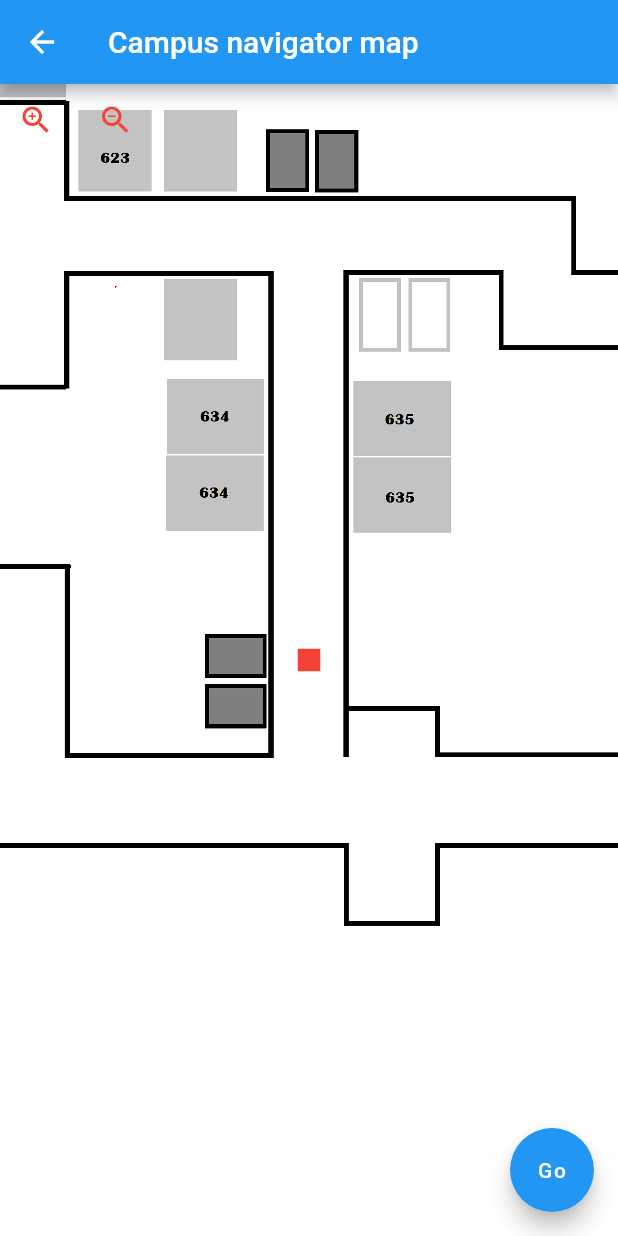
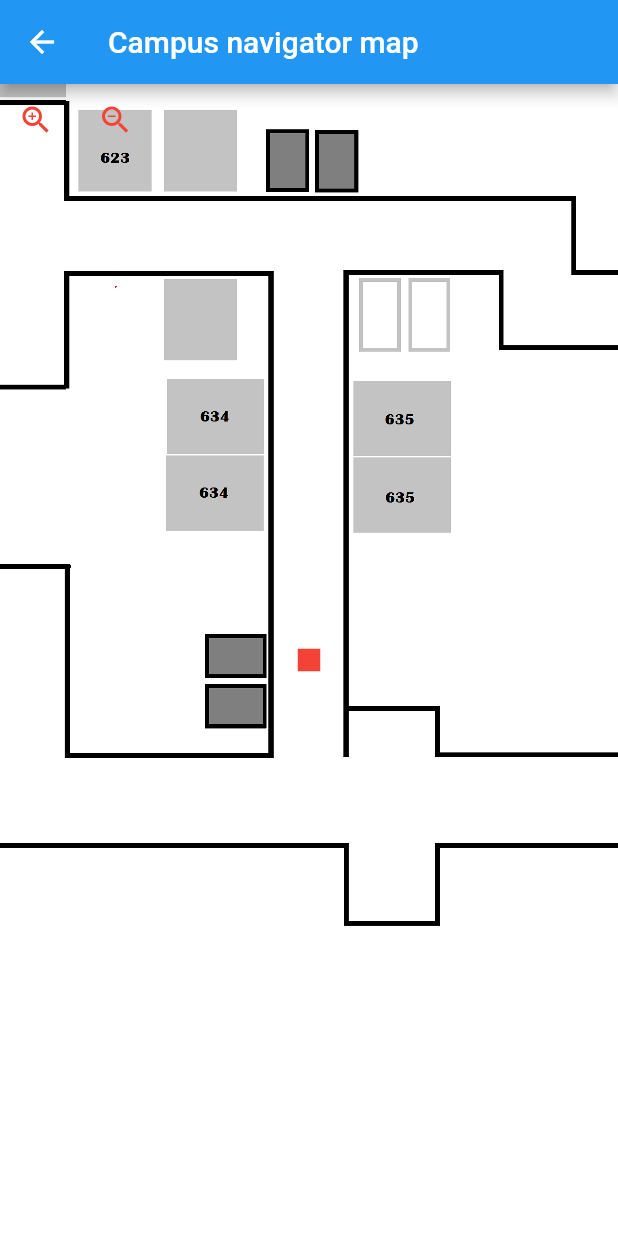
Before and after one commit to DumitruTudor/CampusNavigation, a Flutter app: the screen it shows after launch, after a tap on "Map", on a phone screen of 412 x 824 dp. Run offline on Flutter 3.47's test engine with Material 2 defaults, Android fonts, the phone set to English and light mode, and no system bars; our stand-ins replace geolocator.

Commit message:
minor changes

```diff
--- a/lib/main.dart
+++ b/lib/main.dart
@@ -17,7 +17,7 @@ class LUCampusNavigation extends StatelessWidget {
       initialRoute: 'firstpage',
       routes: {
         'firstpage': (context) => HomePage(),
-        '/map': (context) => Campus(),
+        '/map': (context) => CampusMap(),
         '/location': (context) => LocationApp(),
       },
     );
--- a/lib/map_page.dart
+++ b/lib/map_page.dart
@@ -26,6 +26,7 @@ class CampusMap extends StatelessWidget {
       ),
       body: Center(
         child: ZoomContainer(
+          key: const Key("zoomContainer"),
           zoomLevel: 1,
           imageProvider: Image.asset("assets/map.png").image,
           objects: [
@@ -40,7 +41,7 @@ class CampusMap extends StatelessWidget {
           ],
         ),
       ),
-      floatingActionButton: FloatingActionButton(
+      /*floatingActionButton: FloatingActionButton(
         onPressed: () {
           _locationPermission();
           _getLiveLocation();
@@ -49,7 +50,7 @@ class CampusMap extends StatelessWidget {
         },
         backgroundColor: Colors.blue,
         child: const Text('Go'),
-      ),
+      ),*/
     );
   }
 }
```
